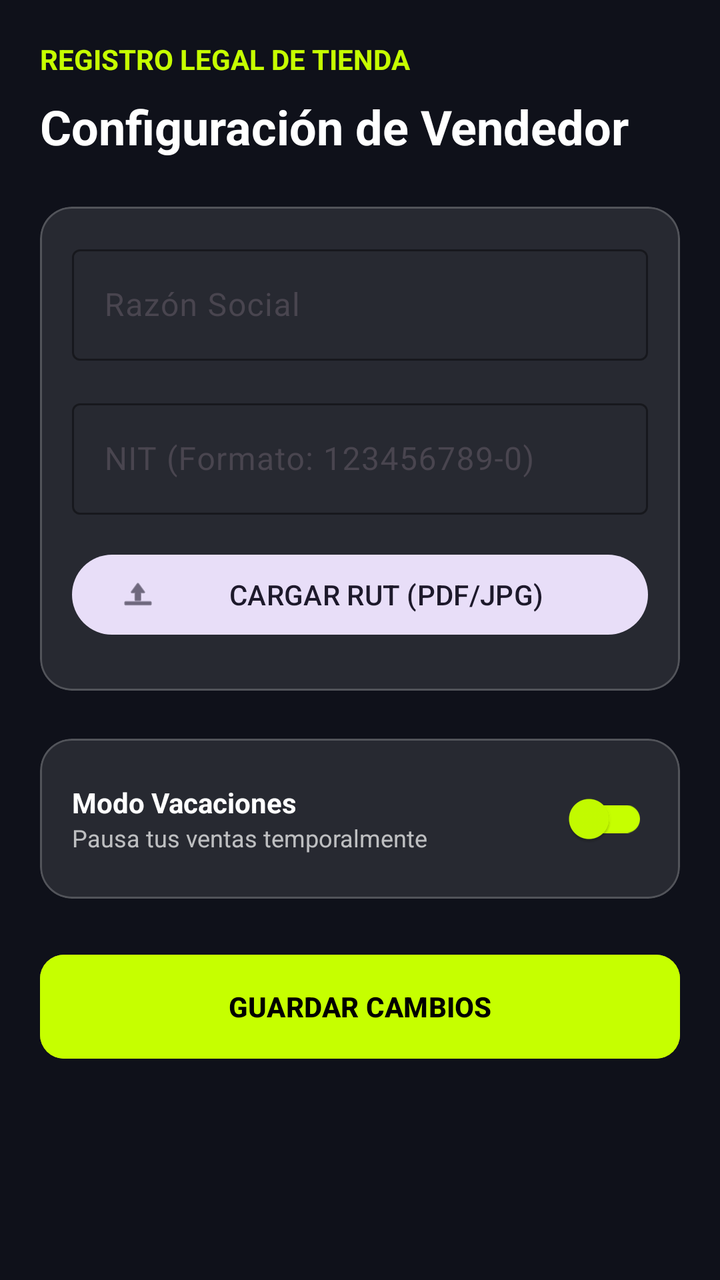
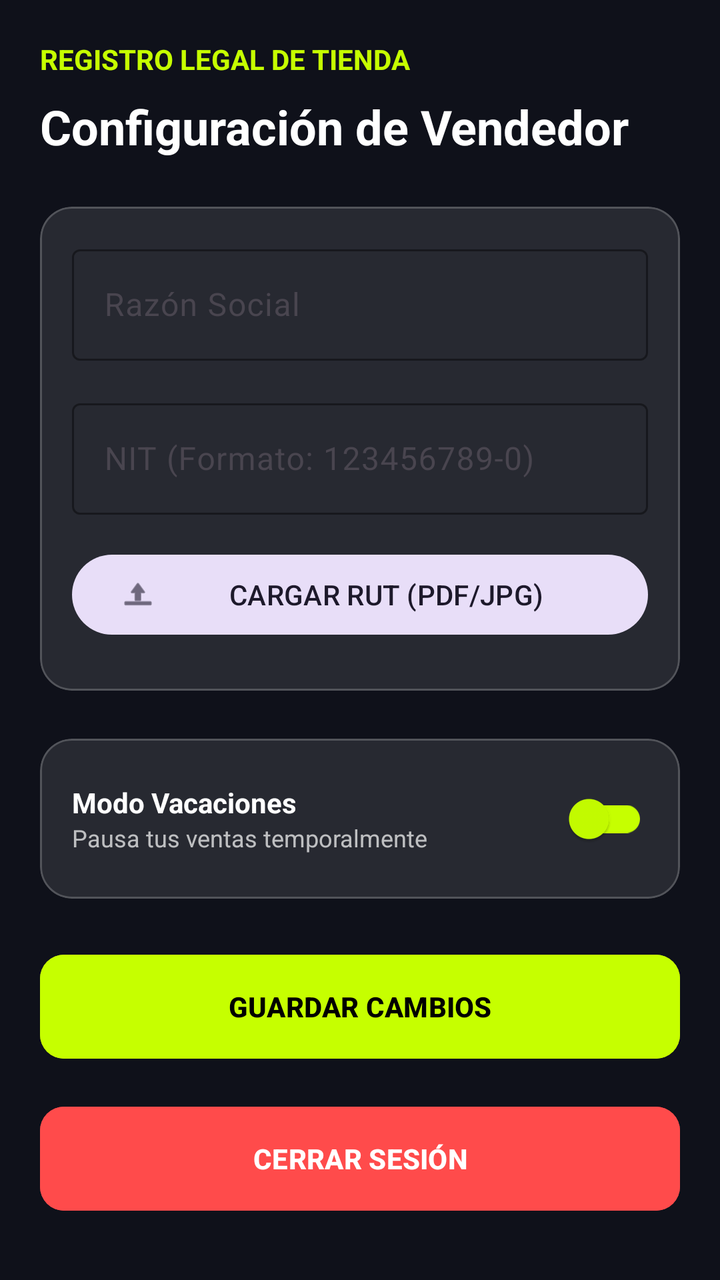

An Android layout rendered at two revisions. The XML below is the earlier revision; the diff shows what the commit changed to produce the second picture.
<!-- AndroidManifest.xml: application theme Theme.VoltCore -->
<!-- res/layout/fragment_vendor_profile.xml -->
<?xml version="1.0" encoding="utf-8"?>
<androidx.core.widget.NestedScrollView xmlns:android="http://schemas.android.com/apk/res/android"
    xmlns:app="http://schemas.android.com/apk/res-auto"
    android:layout_width="match_parent"
    android:layout_height="match_parent"
    android:background="@color/volt_background">

    <LinearLayout
        android:layout_width="match_parent"
        android:layout_height="wrap_content"
        android:orientation="vertical"
        android:padding="20dp">

        <TextView
            android:layout_width="wrap_content"
            android:layout_height="wrap_content"
            android:layout_marginBottom="8dp"
            android:text="REGISTRO LEGAL DE TIENDA"
            android:textColor="@color/volt_primary"
            android:textSize="14sp"
            android:textStyle="bold" />

        <TextView
            android:layout_width="wrap_content"
            android:layout_height="wrap_content"
            android:layout_marginBottom="24dp"
            android:text="Configuración de Vendedor"
            android:textColor="@color/white"
            android:textSize="24sp"
            android:textStyle="bold" />

        <com.google.android.material.card.MaterialCardView
            android:layout_width="match_parent"
            android:layout_height="wrap_content"
            android:layout_marginBottom="24dp"
            app:cardBackgroundColor="@color/glass_surface"
            app:cardCornerRadius="16dp"
            app:strokeColor="@color/glass_stroke"
            app:strokeWidth="1dp">

            <LinearLayout
                android:layout_width="match_parent"
                android:layout_height="wrap_content"
                android:orientation="vertical"
                android:padding="16dp">

                <com.google.android.material.textfield.TextInputLayout
                    android:id="@+id/tilRazonSocial"
                    android:layout_width="match_parent"
                    android:layout_height="wrap_content"
                    android:layout_marginBottom="16dp"
                    android:hint="Razón Social"
                    style="@style/Widget.Material3.TextInputLayout.OutlinedBox"
                    app:boxStrokeColor="@color/volt_primary"
                    app:hintTextColor="@color/volt_primary">
                    <com.google.android.material.textfield.TextInputEditText
                        android:id="@+id/etRazonSocial"
                        android:layout_width="match_parent"
                        android:layout_height="wrap_content"
                        android:textColor="@color/white" />
                </com.google.android.material.textfield.TextInputLayout>

                <com.google.android.material.textfield.TextInputLayout
                    android:id="@+id/tilNIT"
                    android:layout_width="match_parent"
                    android:layout_height="wrap_content"
                    android:layout_marginBottom="16dp"
                    android:hint="NIT (Formato: 123456789-0)"
                    style="@style/Widget.Material3.TextInputLayout.OutlinedBox"
                    app:boxStrokeColor="@color/volt_primary"
                    app:hintTextColor="@color/volt_primary">
                    <com.google.android.material.textfield.TextInputEditText
                        android:id="@+id/etNIT"
                        android:layout_width="match_parent"
                        android:layout_height="wrap_content"
                        android:inputType="text"
                        android:textColor="@color/white" />
                </com.google.android.material.textfield.TextInputLayout>

                <Button
                    android:id="@+id/btnUploadRUT"
                    android:layout_width="match_parent"
                    android:layout_height="wrap_content"
                    android:text="CARGAR RUT (PDF/JPG)"
                    style="@style/Widget.Material3.Button.TonalButton"
                    android:layout_marginBottom="8dp"
                    app:icon="@android:drawable/ic_menu_upload" />

            </LinearLayout>
        </com.google.android.material.card.MaterialCardView>

        <com.google.android.material.card.MaterialCardView
            android:layout_width="match_parent"
            android:layout_height="wrap_content"
            android:layout_marginBottom="24dp"
            app:cardBackgroundColor="@color/glass_surface"
            app:cardCornerRadius="16dp"
            app:strokeColor="@color/glass_stroke"
            app:strokeWidth="1dp">

            <LinearLayout
                android:layout_width="match_parent"
                android:layout_height="wrap_content"
                android:orientation="horizontal"
                android:padding="16dp"
                android:gravity="center_vertical">

                <LinearLayout
                    android:layout_width="0dp"
                    android:layout_height="wrap_content"
                    android:layout_weight="1"
                    android:orientation="vertical">
                    <TextView
                        android:layout_width="wrap_content"
                        android:layout_height="wrap_content"
                        android:text="Modo Vacaciones"
                        android:textColor="@color/white"
                        android:textStyle="bold" />
                    <TextView
                        android:layout_width="wrap_content"
                        android:layout_height="wrap_content"
                        android:text="Pausa tus ventas temporalmente"
                        android:textColor="#B3FFFFFF"
                        android:textSize="12sp" />
                </LinearLayout>

                <com.google.android.material.switchmaterial.SwitchMaterial
                    android:id="@+id/switchVacation"
                    android:layout_width="wrap_content"
                    android:layout_height="wrap_content"
                    app:thumbTint="@color/volt_primary"
                    app:trackTint="@color/volt_primary" />

            </LinearLayout>
        </com.google.android.material.card.MaterialCardView>

        <Button
            android:id="@+id/btnSaveProfile"
            android:layout_width="match_parent"
            android:layout_height="60dp"
            android:text="GUARDAR CAMBIOS"
            android:backgroundTint="@color/volt_primary"
            android:textColor="@color/black"
            android:textStyle="bold"
            app:cornerRadius="12dp" />

    </LinearLayout>
</androidx.core.widget.NestedScrollView>
<!-- resources referenced by this layout -->
<resources>
  <color name="black">#FF000000</color>
  <color name="glass_stroke">#33FFFFFF</color>
  <color name="glass_surface">#1AFFFFFF</color>
  <color name="volt_background">#0F111A</color>
  <color name="volt_primary">#C6FF00</color>
  <color name="white">#FFFFFFFF</color>
  <style name="Theme.VoltCore" parent="Base.Theme.VoltCore" />
  <style name="Base.Theme.VoltCore" parent="Theme.Material3.DayNight.NoActionBar">
          
          <item name="colorPrimary">@color/volt_primary</item>
          <item name="android:windowBackground">@color/volt_background</item>
          <item name="colorSurface">@color/glass_surface</item>
          <item name="colorOnSurface">@color/white</item>
      </style>
</resources>

<!-- the commit's change to res/layout/fragment_vendor_profile.xml (unified diff, before → after) -->
@@ -142,6 +142,17 @@
             android:backgroundTint="@color/volt_primary"
             android:textColor="@color/black"
             android:textStyle="bold"
+            app:cornerRadius="12dp"
+            android:layout_marginBottom="16dp" />
+
+        <Button
+            android:id="@+id/btnLogout"
+            android:layout_width="match_parent"
+            android:layout_height="60dp"
+            android:text="CERRAR SESIÓN"
+            android:backgroundTint="#FF4B4B"
+            android:textColor="@color/white"
+            android:textStyle="bold"
             app:cornerRadius="12dp" />
 
     </LinearLayout>
